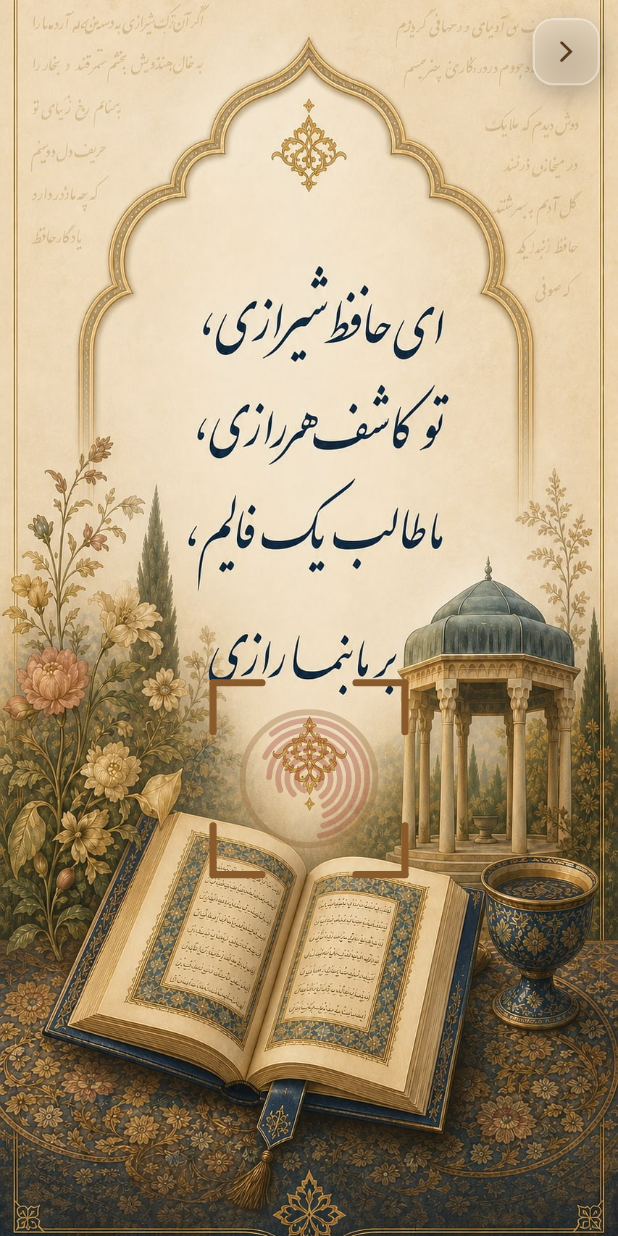
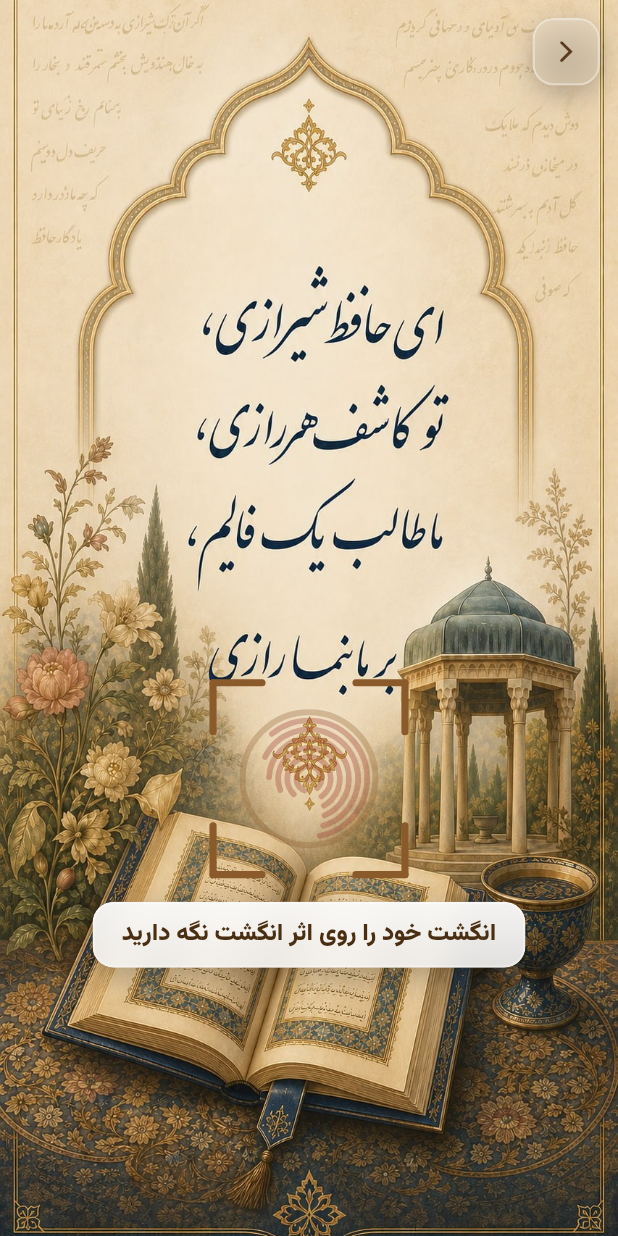
Before and after one commit to kamandbeauty/kamand, a Flutter app: the screen it shows after launch, after a tap on the "music note" icon, after a tap on "گرفتن فال", on a phone screen of 412 x 824 dp. Run offline on Flutter 3.47's test engine with Material 3 defaults, Android fonts, the phone set to English and light mode, and no system bars; our stand-ins replace audioplayers, flutter_spinkit, get, share_plus, shared_preferences.

Commit message:
niyyat: readable guide text in a milky glass chip under fingerprint; readable header shadows on divan/favorites/settings/about; fix const-Offset analyzer error; release 1.5.10+21
Co-authored-by: arena-agent <297053741+arena-agent@users.noreply.github.com>

```diff
--- a/divan_fal_hafez/lib/config.dart
+++ b/divan_fal_hafez/lib/config.dart
@@ -7,5 +7,5 @@ class AppInfo {
 
   /// نسخه‌ای که داخل برنامه به کاربر نمایش داده می‌شود
   /// (تست version_consistency یک‌خوان بودنش با pubspec.yaml را اجباری می‌کند)
-  static const String version = '1.5.9';
+  static const String version = '1.5.10';
 }
--- a/divan_fal_hafez/lib/niyyat_screen.dart
+++ b/divan_fal_hafez/lib/niyyat_screen.dart
@@ -1,6 +1,7 @@
 import 'dart:math' as math;
 
 import 'package:fale_hafez/falscreen.dart';
+import 'package:fale_hafez/fonts.dart';
 import 'package:fale_hafez/widgets/glass_panel.dart';
 import 'package:flutter/cupertino.dart';
 import 'package:flutter/material.dart';
@@ -177,6 +178,34 @@ class _NiyyatScreenState extends State<NiyyatScreen>
                     ),
                   ),
 
+                  // راهنمای نگه‌داشتن انگشت زیر اثر انگشت، داخل قاب
+                  // شیشه‌ایِ شیری تا روی هر نقطه از تصویر خوانا بماند
+                  Positioned(
+                    top: centerY + scanner / 2 + 14,
+                    right: 0,
+                    left: 0,
+                    child: Center(
+                      child: GlassPanel(
+                        radius: 14,
+                        blur: 12,
+                        tintOpacity: 0.85,
+                        borderOpacity: 0.35,
+                        padding: const EdgeInsets.symmetric(
+                            horizontal: 18, vertical: 9),
+                        child: Text(
+                          'انگشت خود را روی اثر انگشت نگه دارید',
+                          textDirection: TextDirection.rtl,
+                          textAlign: TextAlign.center,
+                          style: vazirText(
+                            fontSize: 16,
+                            fontWeight: FontWeight.w800,
+                            color: const Color(0xFF4A2E12),
+                          ),
+                        ),
+                      ),
+                    ),
+                  ),
+
                   // دکمهٔ بازگشتِ شیشه‌ایِ شناور (بدون هیچ نوشتهٔ اضافی)
                   Positioned(
                     top: topPadding + 12,
@@ -230,9 +259,9 @@ class _CornerBracketsPainter extends CustomPainter {
           Offset(size.width - inset, inset + arm), paint)
       // گوشهٔ بالا-چپ
       ..drawLine(
-          const Offset(inset + arm, inset), const Offset(inset, inset), paint)
+          Offset(inset + arm, inset), const Offset(inset, inset), paint)
       ..drawLine(
-          const Offset(inset, inset), const Offset(inset, inset + arm), paint)
+          const Offset(inset, inset), Offset(inset, inset + arm), paint)
       // گوشهٔ پایین-راست
       ..drawLine(Offset(size.width - inset - arm, size.height - inset),
           Offset(size.width - inset, size.height - inset), paint)
--- a/divan_fal_hafez/pubspec.yaml
+++ b/divan_fal_hafez/pubspec.yaml
@@ -2,7 +2,7 @@ name: fale_hafez
 description: "دیوان و فال حافظ - غزلیات، رباعیات، قطعات، قصاید و منتسبات به همراه فال"
 publish_to: 'none'
 
-version: 1.5.9+20
+version: 1.5.10+21
 
 environment:
   sdk: '>=3.1.4 <4.0.0'
```
Also changed, not shown: divan_fal_hafez/lib/about.dart (+14 -2 lines), divan_fal_hafez/lib/divan_screen.dart (+7 -1 lines), divan_fal_hafez/lib/favorites_screen.dart (+7 -1 lines), divan_fal_hafez/lib/settings_screen.dart (+7 -1 lines).
